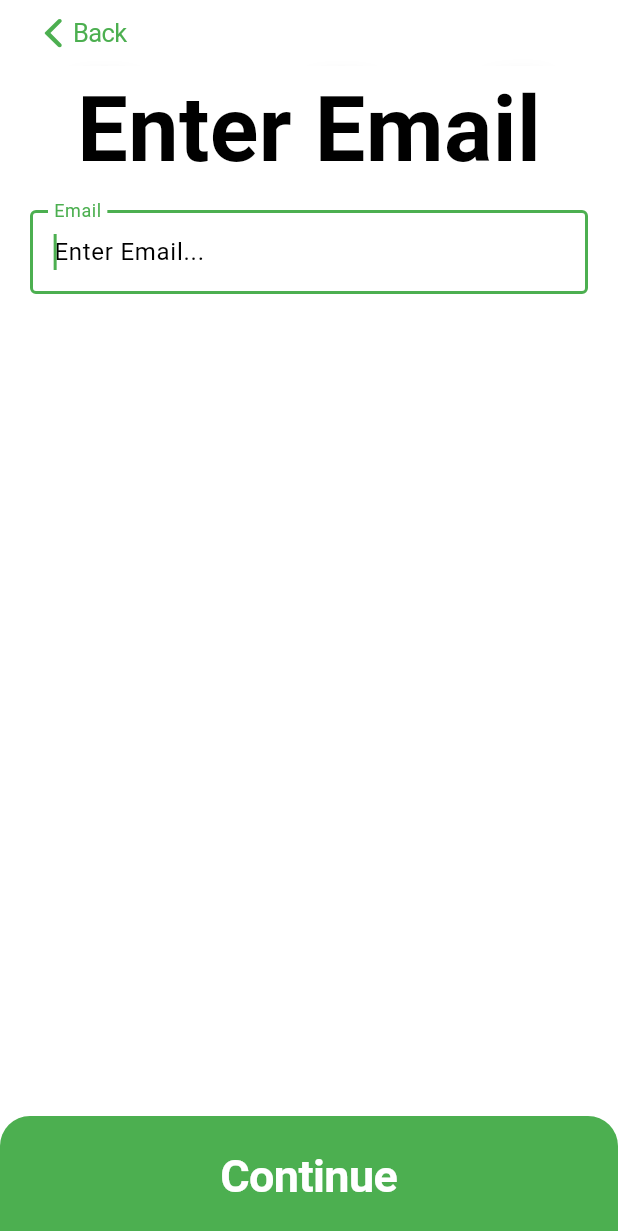
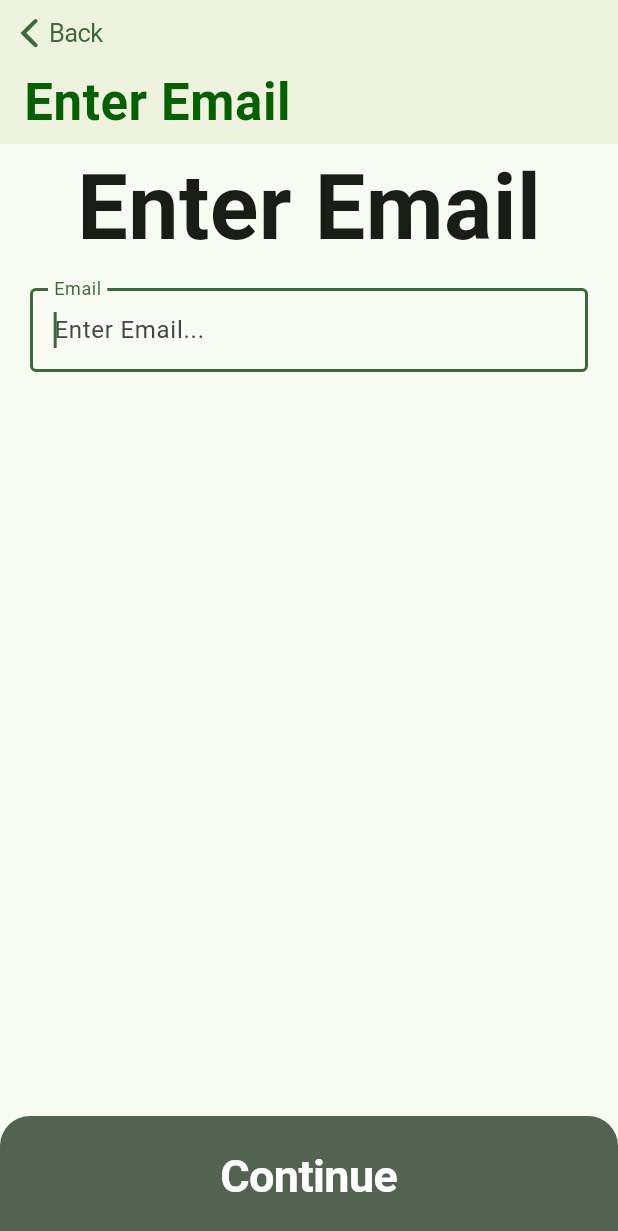
Before and after one commit to Firebolt9907/IWantTo, a Flutter app: the GetStarted screen opened by its route, on a phone screen of 412 x 824 dp. Shown: the top 1231 px of the screen. Run offline on Flutter 3.47's test engine with Material 3 defaults, Android fonts, the phone set to English and light mode, and no system bars; drawn by our look-alikes of dynamic_color; our stand-ins replace animated_text_kit, cloud_firestore, firebase_auth, firebase_core, go_router, url_strategy; missing offline and left inert: dart:js; accounts and stored records are empty.

Commit message:
i think i fixed #1

```diff
--- a/lib/get_started.dart
+++ b/lib/get_started.dart
@@ -95,14 +95,21 @@
   @override
   Widget build(BuildContext context) {
     return Scaffold(
-      appBar: CupertinoNavigationBar(
-        backgroundColor: Colors.transparent,
+      body: NestedScrollView(
+          headerSliverBuilder: (BuildContext context, bool innerBoxIsScrolled) {
+            return <Widget>[
+              CupertinoSliverNavigationBar(
+                largeTitle:
+                    Text(showPassword ? "Enter Password" : "Enter Email",
+                        style: TextStyle(
+                          color: Theme.of(context).colorScheme.onBackground,
+                        )),
+                backgroundColor: Theme.of(context).colorScheme.background,
                 border: Border.all(color: Colors.transparent),
-        leading: CupertinoNavigationBarBackButton(
                 previousPageTitle: "Back",
-          onPressed: () => context.pop(),
               ),
-      ),
+            ];
+          },
           body: ListView(
               /* crossAxisAlignment: CrossAxisAlignment.center, */ children: [
                 Align(
@@ -112,7 +119,8 @@
                     child: Text(
                       showPassword ? "Enter Password" : "Enter Email",
                       // login ? 'Sign In' : 'Sign Up',
-                  style: TextStyle(fontSize: 60.0, fontWeight: FontWeight.bold),
+                      style: TextStyle(
+                          fontSize: 60.0, fontWeight: FontWeight.bold),
                     ),
                   ),
                 ),
@@ -126,8 +134,8 @@
                 //       }),
                 // ),
                 Padding(
-                padding:
-                    const EdgeInsets.symmetric(horizontal: 20, vertical: 10),
+                    padding: const EdgeInsets.symmetric(
+                        horizontal: 20, vertical: 10),
                     child: TextField(
                       keyboardType: TextInputType.emailAddress,
                       decoration: const InputDecoration(
@@ -195,7 +203,7 @@
                         ))
                     : Container(),
                 Text(error, style: TextStyle(color: Colors.red)),
-          ]),
+              ])),
       bottomNavigationBar: Padding(
         padding: EdgeInsets.only(
             // bottom: (MediaQuery.viewPaddingOf(context).bottom +
--- a/lib/home.dart
+++ b/lib/home.dart
@@ -97,8 +97,6 @@
               return Padding(
                 padding:
                     const EdgeInsets.symmetric(horizontal: 10.0, vertical: 5),
-                child: ClipRRect(
-                    borderRadius: BorderRadius.circular(20),
                 child: ElevatedButton(
                   style: ButtonStyle(
                       backgroundColor: MaterialStateProperty.all(
@@ -124,7 +122,7 @@
                       context.go("/" + subjects[index]['name']);
                     }
                   },
-                    )),
+                ),
               );
             },
           )),
```
Also changed, not shown: lib/course.dart (+13 -4 lines), lib/main.dart (+5 -10 lines), lib/subject.dart (+9 -2 lines), firebase.json, 4 other files. Lines whose indentation alone changed are shown as unchanged.
